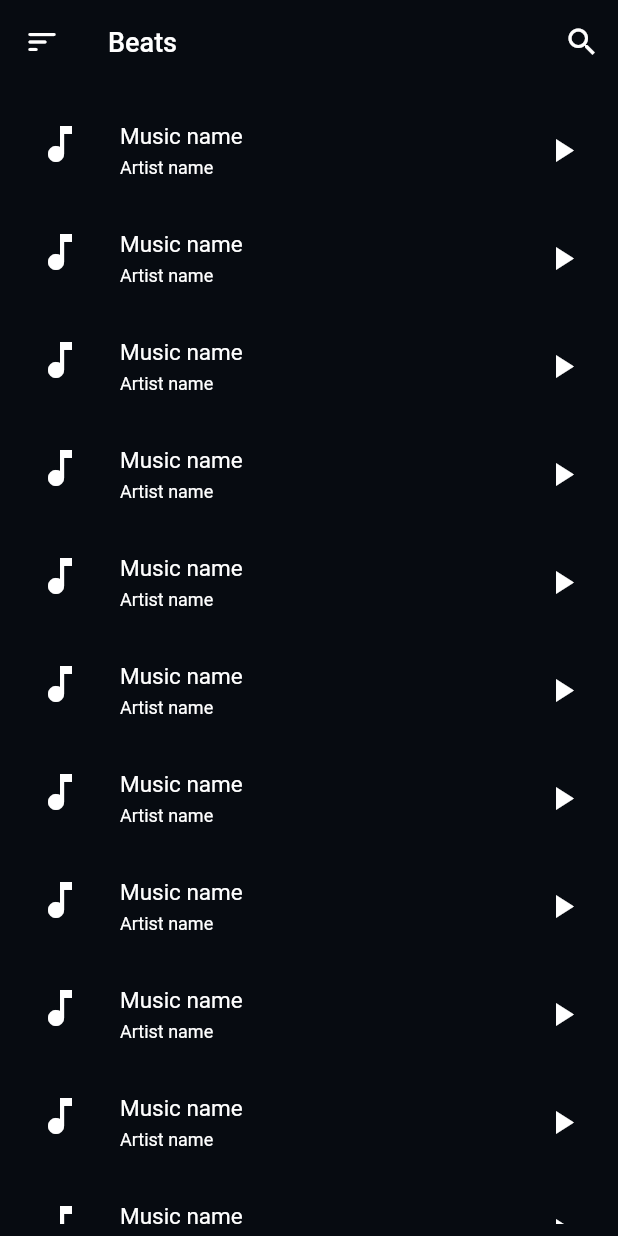
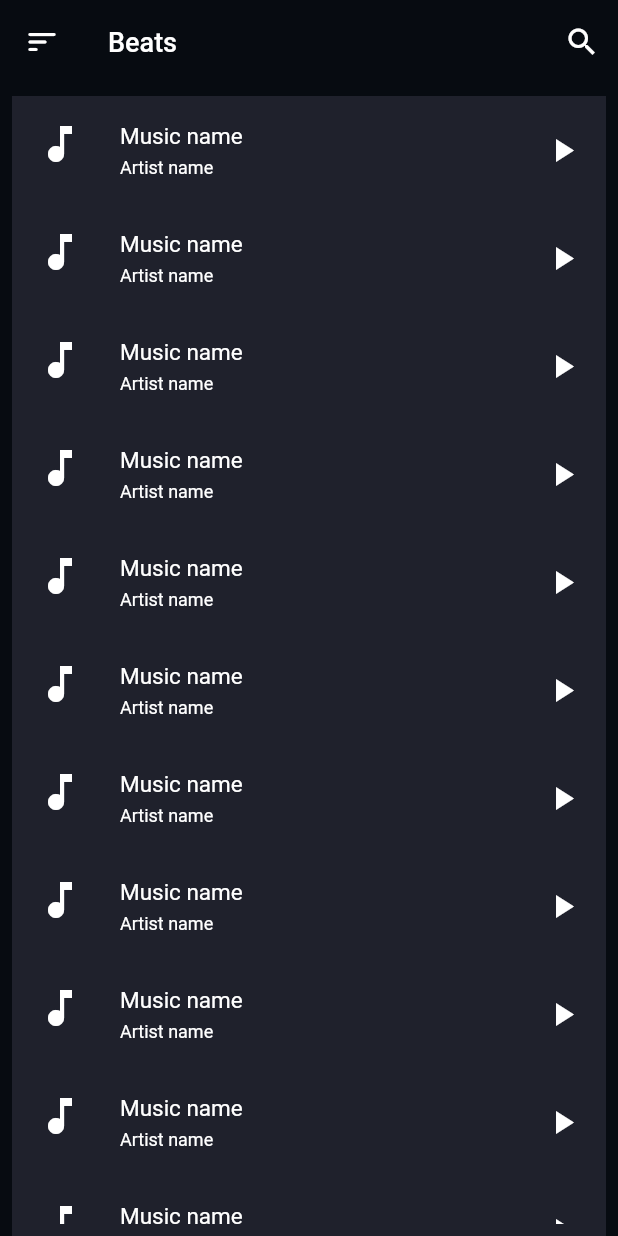
Before and after one commit to mehranext/musicbox, a Flutter app: the screen it shows after launch, on a phone screen of 412 x 824 dp. Run offline on Flutter 3.47's test engine with Material 2 defaults, Android fonts, the phone set to English and light mode, and no system bars; Roboto replaces fonts that are missing (Wreckout).

Commit message:
we add physics : bouncingScroll for the scrolling app and consting color behind

```diff
--- a/lib/views/home.dart
+++ b/lib/views/home.dart
@@ -38,13 +38,14 @@ class Home extends StatelessWidget {
       body: Padding(
         padding: const EdgeInsets.all(8.0),
         child: ListView.builder(
-
+          physics: const BouncingScrollPhysics(),
           itemCount: 100,
           itemBuilder: (BuildContext context, int index) {
             return Container(
               decoration:
                   BoxDecoration(borderRadius: BorderRadius.circular(12)),
               child: ListTile(
+                tileColor: bgColor,
                 title: Text(
                   "Music name",
                   style: ourStyle(
```
